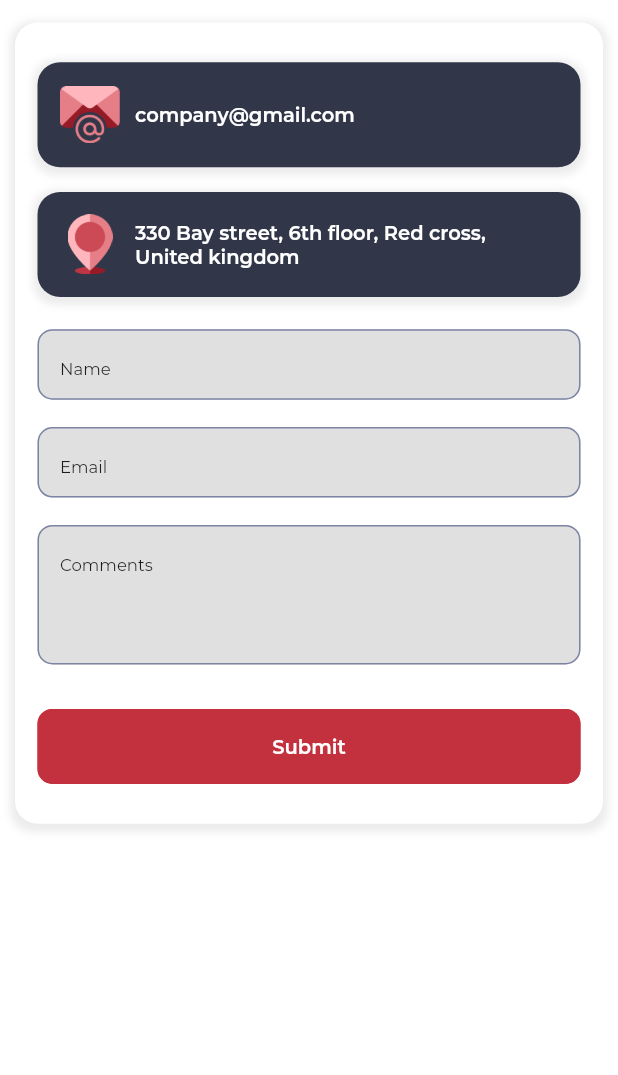
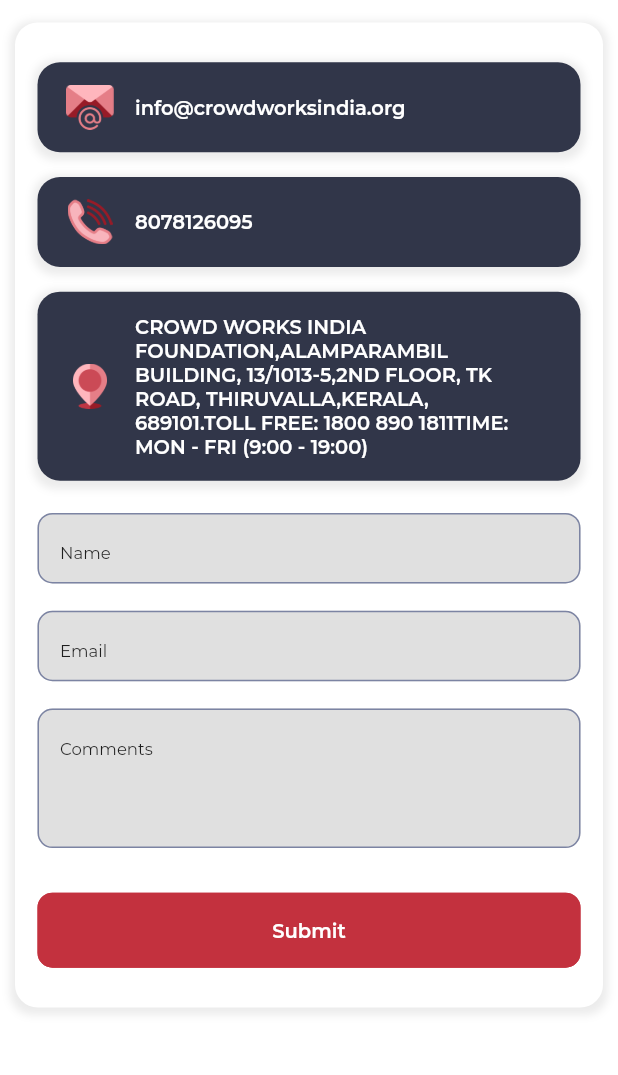
Before and after one commit to anjanamurugan41/ngoappFrontEnd, a Flutter app: the ContactUsScreen screen opened directly, on a phone screen of 412 x 824 dp, the part 90-1165 px from its top. Run offline on Flutter 3.47's test engine with Material 2 defaults, Android fonts, the phone set to English and light mode, and no system bars; our stand-ins replace badges, cached_network_image, country_code_picker, dio, file_picker, fluttertoast and 7 more; missing offline and left inert: flutter_webview_plugin, mime_type, onesignal_flutter, paytm_allinonesdk, razorpay_flutter; accounts and stored records are empty.

Commit message:
Chnages in ContactUsScreen 17/10/2022 6:00 PM

```diff
--- a/lib/Screens/MakeDonation/DonationAmountScreen.dart
+++ b/lib/Screens/MakeDonation/DonationAmountScreen.dart
@@ -81,7 +81,7 @@
                           ),
                           onPressed: () {
                             CommonWidgets().showDonationAlertDialog();
-                          },
+                          }
                         ),
                       ],
                     ),
--- a/lib/Screens/Sidebar/ContactUsScreen.dart
+++ b/lib/Screens/Sidebar/ContactUsScreen.dart
@@ -12,6 +12,7 @@
 import 'package:ngo_app/Elements/CommonButton.dart';
 import 'package:ngo_app/Elements/CommonTextFormField.dart';
 import 'package:ngo_app/Models/CommonResponse.dart';
+import 'package:url_launcher/url_launcher.dart';
 
 class ContactUsScreen extends StatefulWidget {
   @override
@@ -20,6 +21,8 @@
 
 class _ContactUsScreenState extends State<ContactUsScreen> {
   final GlobalKey<FormState> _formKey = GlobalKey<FormState>();
+  String number="8078126095";
+  String mail="info@crowdworksindia.org";
   String _comment;
   String _name;
   String _email;
@@ -86,6 +89,9 @@
                         SizedBox(
                             height: MediaQuery.of(context).size.height * .02),
                         _buildCompanyEmailDetails(),
+                        SizedBox(
+                            height: MediaQuery.of(context).size.height * .02),
+                        _buildCompanyPhoneDetails(),
                         SizedBox(
                             height: MediaQuery.of(context).size.height * .02),
                         _buildCompanyAddressDetails(),
@@ -215,19 +221,83 @@
               children: [
                 Image(
                   image: AssetImage("assets/images/ic_red_email.png"),
-                  height: 40.0,
+                  height: 30.0,
                   width: 40.0,
                 ),
                 Expanded(
                   child: Container(
                     padding: EdgeInsets.fromLTRB(10, 0, 10, 0),
                     alignment: FractionalOffset.centerLeft,
-                    child: Text(
-                      "company@gmail.com",
-                      style: TextStyle(
-                          color: Colors.white,
-                          fontWeight: FontWeight.w600,
-                          fontSize: 13.0),
+                    child: InkWell(
+                      onTap: ()=> launch("mailto:$mail"),
+                      child: Text(mail,
+                        style: TextStyle(
+                            color: Colors.white,
+                            fontWeight: FontWeight.w600,
+                            fontSize: 13.0),
+                      ),
+                    ),
+                  ),
+                  flex: 1,
+                )
+              ],
+            ),
+          ),
+        ],
+      ),
+    );
+  }
+
+  _buildCompanyPhoneDetails() {
+    return Container(
+      alignment: FractionalOffset.center,
+      padding: EdgeInsets.fromLTRB(0, 10, 0, 10),
+      margin: EdgeInsets.fromLTRB(5, 0, 5, 0),
+      decoration: BoxDecoration(
+          color: Color(colorCodeGreyPageBg),
+          borderRadius: BorderRadius.only(
+              topLeft: Radius.circular(15),
+              topRight: Radius.circular(15),
+              bottomLeft: Radius.circular(15),
+              bottomRight: Radius.circular(15)),
+          boxShadow: [
+            BoxShadow(
+              color: Colors.grey.withOpacity(0.2),
+              spreadRadius: 3,
+              blurRadius: 4,
+              offset: Offset(0, 2), // changes position of shadow
+            ),
+          ]),
+      child: Column(
+        mainAxisSize: MainAxisSize.min,
+        mainAxisAlignment: MainAxisAlignment.start,
+        crossAxisAlignment: CrossAxisAlignment.center,
+        children: <Widget>[
+          Container(
+            margin: EdgeInsets.fromLTRB(15, 5, 15, 5),
+            child: Row(
+              mainAxisSize: MainAxisSize.max,
+              mainAxisAlignment: MainAxisAlignment.start,
+              crossAxisAlignment: CrossAxisAlignment.center,
+              children: [
+                Image(
+                  image: AssetImage("assets/images/ic_red_phone.png"),
+                  height: 30.0,
+                  width: 40.0,
+                ),
+                Expanded(
+                  child: Container(
+                    padding: EdgeInsets.fromLTRB(10, 0, 10, 0),
+                    alignment: FractionalOffset.centerLeft,
+                    child: InkWell(
+                      onTap: ()=>launch("tel:+91 $number"),
+                      child: Text(
+                        number,
+                        style: TextStyle(
+                            color: Colors.white,
+                            fontWeight: FontWeight.w600,
+                            fontSize: 13.0),
+                      ),
                     ),
                   ),
                   flex: 1,
@@ -274,7 +344,7 @@
               children: [
                 Image(
                   image: AssetImage("assets/images/ic_red_location.png"),
-                  height: 40.0,
+                  height: 30.0,
                   width: 40.0,
                 ),
                 Expanded(
@@ -282,7 +352,8 @@
                     padding: EdgeInsets.fromLTRB(10, 0, 10, 0),
                     alignment: FractionalOffset.centerLeft,
                     child: Text(
-                      "330 Bay street, 6th floor, Red cross, United kingdom",
+                      "CROWD WORKS INDIA FOUNDATION,ALAMPARAMBIL BUILDING, 13/1013-5,2ND FLOOR, TK ROAD, THIRUVALLA,KERALA, 689101.TOLL FREE: 1800 890 1811TIME: MON - FRI (9:00 - 19:00)",
+                      // "330 Bay street, 6th floor, Red cross, United kingdom",
                       style: TextStyle(
                           color: Colors.white,
                           fontWeight: FontWeight.w600,
@@ -321,4 +392,20 @@
       CommonWidgets().showNetworkErrorDialog(err?.toString());
     });
   }
+  launchDialer(String number) async {
+    String url = 'tel:' + number;
+    if (await canLaunch(url)) {
+      await launch(url);
+    } else {
+      throw 'Application unable to open dialer.';
+    }
+  }
+
 }
+
+
+// class CallsAndMessagesService {
+//   void call(String number) => launch("tel:$number");
+//   void sendSms(String number) => launch("sms:$number");
+//   void sendEmail(String email) => launch("mailto:$email");
+// }
--- a/lib/ServiceManager/ApiProvider.dart
+++ b/lib/ServiceManager/ApiProvider.dart
@@ -8,7 +8,7 @@
   ApiProvider() {
     BaseOptions options;
     options = new BaseOptions(
-      baseUrl: "https://eb2d-117-193-37-166.in.ngrok.io/NGO-Backend/api/web/v1/",
+      baseUrl: "https://4749-59-92-229-14.in.ngrok.io/NGO-Backend/api/web/v1/",
       // baseUrl: "https://www.cocoalabs.in/ngo/api/web/v1/",
       receiveTimeout: 30000, //30s
       connectTimeout: 30000,
--- a/pubspec.yaml
+++ b/pubspec.yaml
@@ -50,6 +50,7 @@
   badges: ^2.0.1
   flutter_webview_plugin: ^0.4.0
   paytm_allinonesdk: ^1.1.8
+
 
 dev_dependencies:
   flutter_test:
```
Also changed, not shown: lib/Screens/MakeDonation/AddDonorInfoScreen.dart (+0 -49 lines), assets/images/ic_red_phone.png (added).
